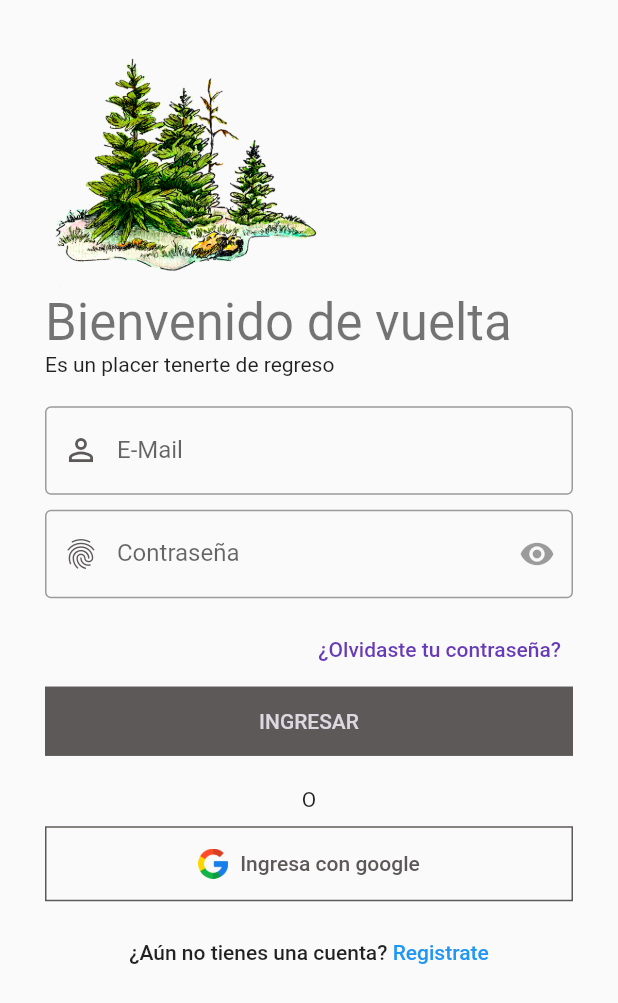
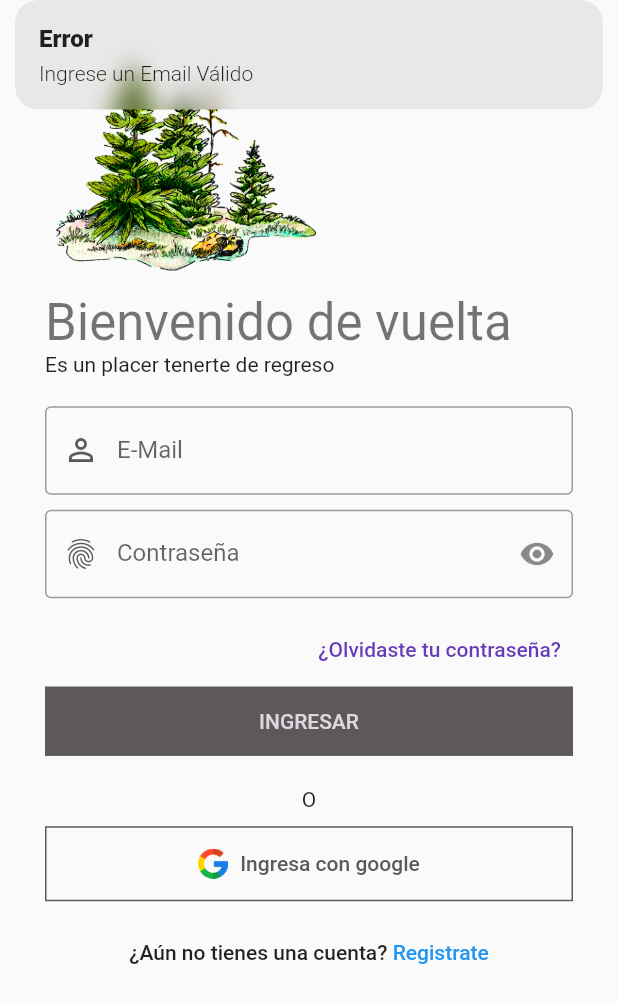
Before and after one commit to TesisUNL/PTT_FLUTTER, a Flutter app: the Login screen opened directly, after a tap on "INGRESAR", on a phone screen of 412 x 824 dp. Shown: the top 1003 px of the screen. Run offline on Flutter 3.47's test engine with Material 2 defaults, Android fonts, the light colour scheme and no system bars; our stand-ins replace firebase_auth, firebase_core, flutter_dotenv, flutter_secure_storage, flutter_svg, get and 8 more; missing offline and left inert: app_settings, flutter_config; accounts and stored records are empty.

Commit message:
adding login logic

```diff
--- /dev/null
+++ b/lib/core/controlers/login_screen_controller.dart
@@ -0,0 +1,45 @@
+import 'package:flutter_secure_storage/flutter_secure_storage.dart';
+import 'package:get/state_manager.dart';
+import 'package:get/get.dart';
+import 'package:liquid_swipe/PageHelpers/LiquidController.dart';
+import 'package:liquid_swipe/liquid_swipe.dart';
+import 'package:ptt_rtmb/features/authentication/login/login.dart';
+import 'package:ptt_rtmb/features/authentication/welcome/welcome.dart';
+import 'package:ptt_rtmb/features/layout/main_screen.dart';
+import '../constants/constants.dart';
+import '../constants/image_strings.dart';
+import '../constants/secureStorage.dart';
+import '../constants/text_strings.dart';
+import '../models/user/auth_user.dart';
+import '../models/widgets/onboarding_widget_model.dart';
+import '../services/auth/auth_local_services.dart';
+import '../utils/widgets/onboarding_widget.dart';
+
+class LoginController extends GetxController {
+  static LoginController get find => Get.find();
+  RxString email = "".obs;
+  RxString password = "".obs;
+  RxBool isObscure = true.obs;
+  FlutterSecureStorage _storage = FlutterSecureStorage();
+
+  loginLogic() async {
+    String userEmail = email.value;
+    String userPassword = password.value;
+    if (!GetUtils.isEmail(userEmail)) {
+      return Get.snackbar("Error", "Ingrese un Email Válido");
+    }
+    if (userEmail.isNotEmpty && userPassword.isNotEmpty) {
+      try {
+        AuthUser? userLogged = await postLogin(userEmail, userPassword);
+        if (userLogged != null) {
+          await _storage.write(
+              key: SecureStorage.accessTokenKey, value: userLogged.accessToken);
+          Get.to(MainScreen());
+        }
+      } on Exception catch (e) {
+        print(e.toString());
+        Get.snackbar('Error', 'Credenciales incorrectas');
+      }
+    }
+  }
+}
--- a/lib/features/authentication/create_account/sign_up_footer.dart
+++ b/lib/features/authentication/create_account/sign_up_footer.dart
@@ -1,7 +1,9 @@
 import 'package:flutter/material.dart';
+import 'package:get/get.dart';
 import 'package:ptt_rtmb/core/constants/sizes.dart';
 import 'package:ptt_rtmb/core/constants/text_strings.dart';
 import '../../../core/constants/image_strings.dart';
+import '../login/login.dart';
 
 class SignUpFooterWidget extends StatelessWidget {
   const SignUpFooterWidget({
@@ -27,7 +29,9 @@ class SignUpFooterWidget extends StatelessWidget {
               label: const Text(tSingInWithGoogle)),
         ),
         TextButton(
-            onPressed: () {},
+            onPressed: () {
+              Get.to(() => Login());
+            },
             child: Text.rich(TextSpan(children: [
               TextSpan(
                   text: tAlreadyHaveAnAccount,
--- a/lib/features/authentication/login/login_form.dart
+++ b/lib/features/authentication/login/login_form.dart
@@ -1,4 +1,7 @@
 import 'package:flutter/material.dart';
+import 'package:get/get.dart';
+import 'package:get/get_state_manager/src/rx_flutter/rx_obx_widget.dart';
+import 'package:ptt_rtmb/core/controlers/login_screen_controller.dart';
 import '../../../core/constants/sizes.dart';
 import '../../../core/constants/text_strings.dart';
 
@@ -9,6 +12,7 @@ class LoginFormWidget extends StatelessWidget {
 
   @override
   Widget build(BuildContext context) {
+    final loginController = Get.put(LoginController());
     return Form(
         child: Container(
       padding: const EdgeInsets.symmetric(vertical: tFormHeight - 10),
@@ -22,18 +26,35 @@ class LoginFormWidget extends StatelessWidget {
               hintText: tEmail,
               border: OutlineInputBorder(),
             ),
+            onChanged: (value) {
+              loginController.email.value = value;
+            },
           ),
           const SizedBox(
             height: tFormHeight - 20,
           ),
-          TextFormField(
-            decoration: const InputDecoration(
-                prefixIcon: Icon(Icons.fingerprint),
-                labelText: tPassword,
-                hintText: tPassword,
-                border: OutlineInputBorder(),
-                suffixIcon: IconButton(
-                    onPressed: null, icon: Icon(Icons.remove_red_eye_sharp))),
+          Obx(
+            () => TextFormField(
+              decoration: InputDecoration(
+                  prefixIcon: const Icon(Icons.fingerprint),
+                  labelText: tPassword,
+                  hintText: tPassword,
+                  border: const OutlineInputBorder(),
+                  suffixIcon: IconButton(
+                    icon: Icon(loginController.isObscure.value
+                        ? Icons.visibility
+                        : Icons.visibility_off),
+                    onPressed: () {
+                      loginController.isObscure.value =
+                          !loginController.isObscure.value;
+                    },
+                  )),
+              obscureText: loginController.isObscure.value,
+              enableSuggestions: false,
+              onChanged: (value) {
+                loginController.password.value = value;
+              },
+            ),
           ),
           const SizedBox(
             height: tFormHeight - 20,
@@ -45,8 +66,11 @@ class LoginFormWidget extends StatelessWidget {
           SizedBox(
             width: double.infinity,
             child: ElevatedButton(
-                onPressed: () {}, child: Text(tLogin.toUpperCase())),
-          )
+                onPressed: () {
+                  loginController.loginLogic();
+                },
+                child: Text(tLogin.toUpperCase())),
+          ),
         ],
       ),
     ));
--- a/lib/main.dart
+++ b/lib/main.dart
@@ -2,6 +2,7 @@ import 'package:firebase_core/firebase_core.dart';
 import 'package:flutter/material.dart';
 import 'package:flutter_dotenv/flutter_dotenv.dart';
 import 'package:get/get_navigation/src/root/get_material_app.dart';
+import 'package:ptt_rtmb/features/authentication/login/login.dart';
 import 'core/constants/constants.dart';
 import 'features/authentication/splash/splash.dart';
 import 'firebase_options.dart';
@@ -25,7 +26,7 @@ class MyApp extends StatelessWidget {
       theme: Constants.lightTheme,
       darkTheme: Constants.darkTheme,
       themeMode: ThemeMode.system,
-      home: SplashScreen(),
+      home: Login(),
     );
   }
 }
```
Also changed, not shown: lib/core/controlers/onboarding_screen_controller.dart (+3 -5 lines), lib/core/controlers/register_screen_controller.dart (added).
